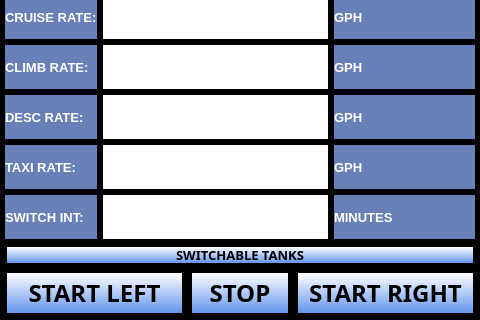
The window that ui/FuelTanksDialog.ui (UnexplodedMinds/Stratofier) describes before a commit, drawn with Qt 5; both pictures show x 0 to 480 and y 160 to 480 of the 480 by 480 pixel window.
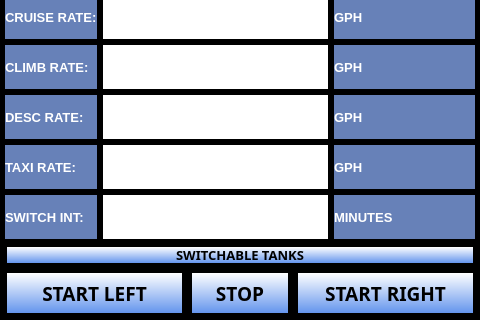
The same window after the commit. Custom widgets are drawn as their Qt base class.

Commit message: Tweaks for android and set tank labels to yellow when fuel flow is stopped.

What changed in the file:
```diff
--- a/ui/FuelTanksDialog.ui
+++ b/ui/FuelTanksDialog.ui
@@ -2631,7 +2631,7 @@
        <property name="font">
         <font>
          <family>Piboto</family>
-         <pointsize>18</pointsize>
+         <pointsize>14</pointsize>
          <weight>75</weight>
          <bold>true</bold>
         </font>
@@ -2670,7 +2670,7 @@
        <property name="font">
         <font>
          <family>Piboto</family>
-         <pointsize>18</pointsize>
+         <pointsize>14</pointsize>
          <weight>75</weight>
          <bold>true</bold>
         </font>
@@ -2697,7 +2697,7 @@
        <property name="font">
         <font>
          <family>Piboto</family>
-         <pointsize>18</pointsize>
+         <pointsize>14</pointsize>
          <weight>75</weight>
          <bold>true</bold>
         </font>
```
The commit also changes 4 other files.
